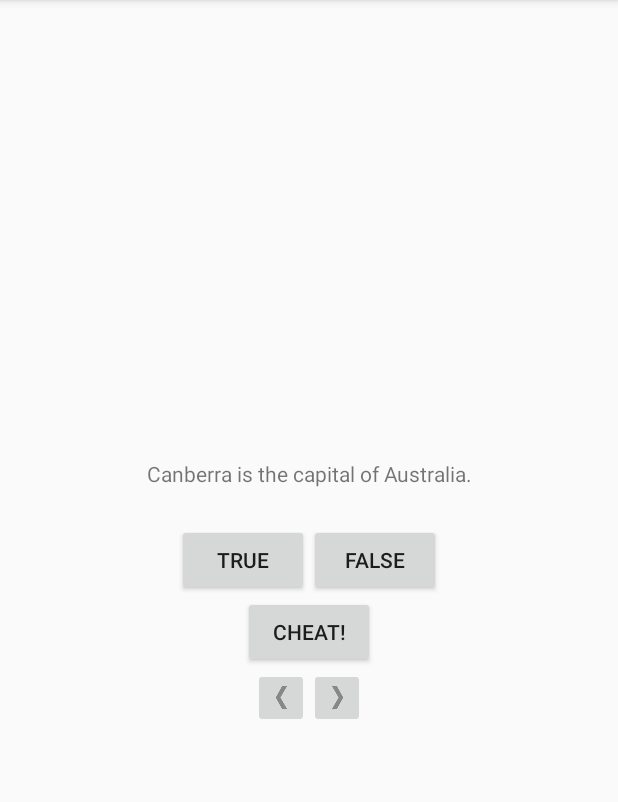
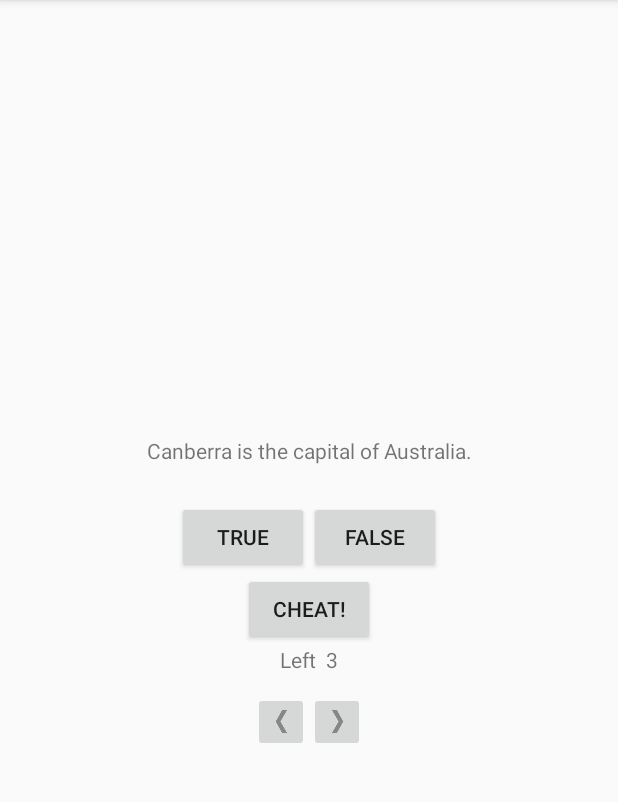
Before and after one commit to ValeraZPUA/GeoQuiz, an Android app: the screen it shows after launch (QuizActivity), on a phone screen of 412 x 824 dp, the part 84-886 px from its top. Run offline under Robolectric (Android 15) with nearby library versions, the phone set to English and light mode, and no system bars.

Commit message:
add limit for cheating; add API lvl;

```diff
--- a/app/src/main/java/edu/example/geoquiz/QuizActivity.java
+++ b/app/src/main/java/edu/example/geoquiz/QuizActivity.java
@@ -2,6 +2,7 @@ package edu.example.geoquiz;
 
 import android.app.Activity;
 import android.content.Intent;
+import android.icu.text.UnicodeSetSpanner;
 import android.support.annotation.Nullable;
 import android.support.v7.app.AppCompatActivity;
 import android.os.Bundle;
@@ -17,24 +18,27 @@ public class QuizActivity extends AppCompatActivity implements View.OnClickListe
 
     private Button btnTrue, btnFalse, btnCheat;
     private ImageButton btnNext, btnPrev;
-    private TextView tvQuestion;
+    private TextView tvQuestion, tvCheatsLeft;
     private Question[] questionBank;
-    private int currentIndex;
+    private int currentIndex, cheatsQuantityLeft;
 
-    private static final String TAG = "QuizActivity";
+    public static final String TAG = "QuizActivity";
     private static final String KEY_INDEX = "index";
     private static final String CLICKED_BTN = "clicked";
     private static final String CHEATER = "cheater";
+    private static final String TRY = "try";
     private static final int REQUEST_CODE_CHEAT = 0;
+    private static final int REQUEST_CODE_LEFT = 1;
     private boolean isCheated;
 
     @Override
     protected void onCreate(Bundle savedInstanceState) {
         super.onCreate(savedInstanceState);
-        Log.d(TAG, "onCreate(Bundle) called");
+        showLog("onCreate");
         setContentView(R.layout.quiz_main);
 
         currentIndex = 0;
+        cheatsQuantityLeft = 3;
 
         btnTrue = findViewById(R.id.btnTrue);
         btnFalse = findViewById(R.id.btnFalse);
@@ -42,18 +46,23 @@ public class QuizActivity extends AppCompatActivity implements View.OnClickListe
         btnNext = findViewById(R.id.btnNext);
         btnPrev = findViewById(R.id.btnPrev);
         tvQuestion = findViewById(R.id.tvQuestion);
+        tvCheatsLeft = findViewById(R.id.tvCheatsLeft);
 
         if (savedInstanceState != null) {
             currentIndex = savedInstanceState.getInt(KEY_INDEX,0);
             if (savedInstanceState.containsKey(CLICKED_BTN)) {
-                Log.d(TAG, "HERE");
                 btnFalse.setEnabled(savedInstanceState.getBoolean(CLICKED_BTN));
                 btnTrue.setEnabled(savedInstanceState.getBoolean(CLICKED_BTN));
+            }
+            if (savedInstanceState.containsKey(TRY)) {
+                cheatsQuantityLeft = savedInstanceState.getInt(TRY);
             }
             if (savedInstanceState.containsKey(CHEATER)) {
                 isCheated = true;
             }
         }
+
+        setTvCheatsLeft(cheatsQuantityLeft);
 
         btnFalse.setOnClickListener(this);
         btnTrue.setOnClickListener(this);
@@ -66,28 +75,36 @@ public class QuizActivity extends AppCompatActivity implements View.OnClickListe
         updateQuestion();
     }
 
+    private void setTvCheatsLeft(int cheatsQuantityLeft) {
+        tvCheatsLeft.setText(getResources().getString(R.string.left) + cheatsQuantityLeft);
+    }
+
     @Override
     protected void onStart() {
         super.onStart();
-        Log.d(TAG, "onStart(Bundle) called");
+        showLog("onStart");
     }
 
     @Override
     protected void onResume() {
         super.onResume();
-        Log.d(TAG, "onResume(Bundle) called");
+        showLog("onResume");
+        if (cheatsQuantityLeft == 0) {
+            btnCheat.setEnabled(false);
+        }
     }
 
     @Override
     protected void onPause() {
         super.onPause();
-        Log.d(TAG, "onPause(Bundle) called");
+        showLog("onPause");
     }
 
     @Override
     protected void onSaveInstanceState(Bundle outState) {
         super.onSaveInstanceState(outState);
         outState.putInt(KEY_INDEX, currentIndex);
+        outState.putInt(TRY, cheatsQuantityLeft);
         if (!btnTrue.isEnabled()) {
             outState.putBoolean(CLICKED_BTN, false);
         }
@@ -99,13 +116,13 @@ public class QuizActivity extends AppCompatActivity implements View.OnClickListe
     @Override
     protected void onStop() {
         super.onStop();
-        Log.d(TAG, "onStop(Bundle) called");
+        showLog("onStop");
     }
 
     @Override
     protected void onDestroy() {
         super.onDestroy();
-        Log.d(TAG, "onDestroy(Bundle) called");
+        showLog("onDestroy");
     }
 
     private void makeQuestionsArray() {
@@ -130,11 +147,15 @@ public class QuizActivity extends AppCompatActivity implements View.OnClickListe
                 checkAnswer(false);
                 break;
             case R.id.btnCheat:
-                //Intent intent = new Intent(QuizActivity.this, CheatActivity.class);
-                Intent intent = CheatActivity
-                        .newIntent(QuizActivity.this, questionBank[currentIndex].isAnswerTrue());
-                //startActivity(intent);
+                Intent intent = CheatActivity.newIntent(QuizActivity.this, questionBank[currentIndex].isAnswerTrue(), cheatsQuantityLeft);
                 startActivityForResult(intent,REQUEST_CODE_CHEAT);
+                /*if (cheatsQuantityLeft>0) {
+                    cheatsQuantityLeft--;
+                    setTvCheatsLeft(cheatsQuantityLeft);
+                    if (cheatsQuantityLeft==0) {
+                        btnCheat.setEnabled(false);
+                    }
+                }*/
                 break;
             case R.id.btnNext:
                 nextQuestion(currentIndex);
@@ -176,9 +197,11 @@ public class QuizActivity extends AppCompatActivity implements View.OnClickListe
             rightAnswers += questionBank[i].getAnswer();
         }
         int percent = (rightAnswers * 100) / questionBank.length;
-        Toast.makeText(this, getResources().getString(R.string.result) + " " +
+        Toast.makeText(this, getResources().getString(R.string.result) +
                                           String.valueOf(percent) +
                                           getResources().getString(R.string.percent_symbol), Toast.LENGTH_SHORT).show();
+        cheatsQuantityLeft = 3;
+        setTvCheatsLeft(cheatsQuantityLeft);
     }
 
     private void updateQuestion(){
@@ -211,6 +234,14 @@ public class QuizActivity extends AppCompatActivity implements View.OnClickListe
                 return;
             }
             isCheated = CheatActivity.wasAnswerShown(data);
+            cheatsQuantityLeft = CheatActivity.countCheats(data);
+            setTvCheatsLeft(cheatsQuantityLeft);
+            showLog("onActivityResult");
         }
     }
+
+    public void showLog(String str) {
+        Log.d("tag", "HERE " + str);
+    }
+
 }
--- a/app/src/main/res/layout-land/quiz_main.xml
+++ b/app/src/main/res/layout-land/quiz_main.xml
@@ -2,6 +2,7 @@
 <FrameLayout xmlns:android="http://schemas.android.com/apk/res/android"
     android:layout_width="match_parent"
     android:layout_height="match_parent"
+    xmlns:tools="http://schemas.android.com/tools"
     android:orientation="horizontal">
 
     <TextView
@@ -30,6 +31,14 @@
             android:text="@string/falseBtn" />
 
     </LinearLayout>
+
+    <TextView
+        android:id="@+id/tvCheatsLeft"
+        android:layout_width="wrap_content"
+        android:layout_height="wrap_content"
+        tools:text="left"
+        android:layout_gravity="bottom|center_horizontal"
+        android:paddingBottom="50dp"/>
 
     <Button
         android:id="@+id/btnCheat"
--- a/app/src/main/res/layout/quiz_main.xml
+++ b/app/src/main/res/layout/quiz_main.xml
@@ -40,6 +40,13 @@
         android:layout_height="wrap_content"
         android:text="@string/cheat_button"/>
 
+    <TextView
+        android:id="@+id/tvCheatsLeft"
+        android:layout_width="wrap_content"
+        android:layout_height="wrap_content"
+        tools:text="left"
+        android:paddingBottom="12dp"/>
+
     <LinearLayout
         android:layout_width="wrap_content"
         android:layout_height="wrap_content"
--- a/app/src/main/res/values/strings.xml
+++ b/app/src/main/res/values/strings.xml
@@ -10,11 +10,13 @@
     <string name="question_africa">The source of the Nile River is in Egypt.</string>
     <string name="question_americas">The Amazon River is the longest river in the Americas.</string>
     <string name="question_asia">Lake Baikal is the world\’s oldest and deepest freshwater lake.</string>
-    <string name="result">Your percent of correct answers:</string>
+    <string name="result">Your percent of correct answers:&#160;</string>
     <string name="percent_symbol">%</string>
     <string name="warning_text">Are you sure you want to do this?</string>
     <string name="show_answer_button">Show Answer</string>
     <string name="cheat_button">Cheat!</string>
     <string name="judgment_toast">Cheating is wrong.</string>
     <string name="answer_the_question">Answer the question</string>
+    <string name="left">Left &#160;</string>
+    <string name="api_lvl">API Level &#160;</string>
 </resources>
```
Also changed, not shown: app/src/main/java/edu/example/geoquiz/CheatActivity.java (+36 -5 lines), app/src/main/res/layout/activity_cheat.xml (+11 -5 lines).
